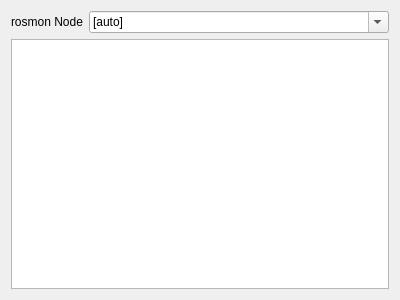
Before: the Qt Designer form src/gui/mon_gui.ui in xqms/rosmon, drawn with Qt 5.
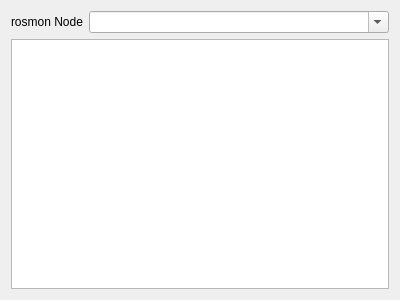
After: the same form once the commit is applied.

Commit message: gui: avoid currentText property on Qt4 (Qt5 only)

The edit to the form file:
```diff
--- a/src/gui/mon_gui.ui
+++ b/src/gui/mon_gui.ui
@@ -34,9 +34,6 @@
        <property name="editable">
         <bool>true</bool>
        </property>
-       <property name="currentText">
-        <string>[auto]</string>
-       </property>
        <property name="insertPolicy">
         <enum>QComboBox::NoInsert</enum>
        </property>
```
The commit also changes 1 other file.
